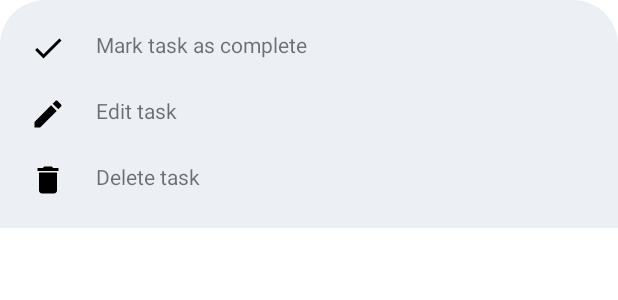
After one commit to lukef00/pomodoro-app, an Android app: the layout task_bottom_dialog.xml on its own in the app's theme, with its tools: preview values and no code run, on a phone screen of 412 x 824 dp. The commit adds this screen. Shown: the top 300 px of the screen. Run offline under Robolectric (Android 15) with nearby library versions, the phone set to English and light mode, and no system bars; network calls fail.

Commit message:
Add option to edit tasks

```diff
--- a/app/src/main/AndroidManifest.xml
+++ b/app/src/main/AndroidManifest.xml
@@ -13,6 +13,7 @@
         android:theme="@style/Theme.Pomodoro"
         tools:targetApi="26">
         <activity
+            android:screenOrientation="portrait"
             android:name=".NavigationActivity"
             android:exported="true"
             android:theme="@style/Theme.Pomodoro.NoActionBar">
--- a/app/src/main/java/com/example/pomodoro/structures/Task.java
+++ b/app/src/main/java/com/example/pomodoro/structures/Task.java
@@ -90,7 +90,7 @@ public class Task implements Comparable<Task>{
         Task.sortTasks();
     }
 
-    private static void sortTasks() {
+    public static void sortTasks() {
         Collections.sort(Task.tasks);
     }
 
--- /dev/null
+++ b/app/src/main/res/layout/task_bottom_dialog.xml
@@ -0,0 +1,72 @@
+<?xml version="1.0" encoding="utf-8"?>
+<LinearLayout xmlns:android="http://schemas.android.com/apk/res/android"
+    xmlns:app="http://schemas.android.com/apk/res-auto"
+    android:layout_width="match_parent"
+    android:layout_height="wrap_content"
+    android:background="@drawable/dialog_bg"
+    android:orientation="vertical">
+
+    <LinearLayout
+        android:id="@+id/mcLL"
+        android:layout_width="match_parent"
+        android:layout_height="match_parent"
+        android:orientation="horizontal"
+        android:padding="10dp">
+
+        <ImageView
+            android:id="@+id/task_status_img"
+            android:layout_width="wrap_content"
+            android:layout_height="wrap_content"
+            app:srcCompat="@drawable/ic_baseline_done_24" />
+
+        <TextView
+            android:id="@+id/task_status"
+            android:layout_width="wrap_content"
+            android:layout_height="wrap_content"
+            android:layout_marginStart="20dp"
+            android:text="@string/mark_task_label" />
+    </LinearLayout>
+
+    <LinearLayout
+        android:id="@+id/editLL"
+        android:layout_width="match_parent"
+        android:layout_height="wrap_content"
+        android:orientation="horizontal"
+        android:padding="10dp">
+
+        <ImageView
+            android:id="@+id/task_edit_img"
+            android:layout_width="wrap_content"
+            android:layout_height="wrap_content"
+            app:srcCompat="@drawable/ic_baseline_edit_24" />
+
+        <TextView
+            android:id="@+id/task_edit_label"
+            android:layout_width="wrap_content"
+            android:layout_height="wrap_content"
+            android:layout_marginStart="20dp"
+            android:text="@string/edit_task_label" />
+    </LinearLayout>
+
+    <LinearLayout
+        android:id="@+id/removeLL"
+        android:layout_width="match_parent"
+        android:layout_height="wrap_content"
+        android:orientation="horizontal"
+        android:padding="10dp">
+
+        <ImageView
+            android:id="@+id/imageView4"
+            android:layout_width="wrap_content"
+            android:layout_height="wrap_content"
+            app:srcCompat="@drawable/ic_baseline_delete_24" />
+
+        <TextView
+            android:id="@+id/textView7"
+            android:layout_marginStart="20dp"
+            android:layout_height="wrap_content"
+            android:layout_width="match_parent"
+            android:text="@string/remove_task_label" />
+
+    </LinearLayout>
+</LinearLayout>
--- a/app/src/main/res/values/strings.xml
+++ b/app/src/main/res/values/strings.xml
@@ -23,11 +23,6 @@
     <string name="menu_tasks">Tasks</string>
     <string name="menu_flashcards">Flashcards</string>
     <string name="title_activity_add_task">AddTaskActivity</string>
-
-    <string name="hello_first_fragment">Hello first fragment</string>
-    <string name="hello_second_fragment">Hello second fragment. Arg: %1$s</string>
-    <!-- TODO: Remove or change this placeholder text -->
-    <string name="hello_blank_fragment">Hello blank fragment</string>
 
     <!--    task fragment -->
     <string name="task_empty_list">Wow, such empty!</string>
```
Also changed, not shown: app/src/main/java/com/example/pomodoro/ui/tasks/AddTaskFragment.java (+38 -8 lines), app/src/main/java/com/example/pomodoro/ui/tasks/TasksFragment.java (+9 -4 lines), app/src/main/res/layout/group_bottom_dialog.xml (added, +73 -0 lines), app/src/main/res/layout/flashcard_bottom_dialog.xml (renamed from app/src/main/res/layout/bottom_nav.xml).
